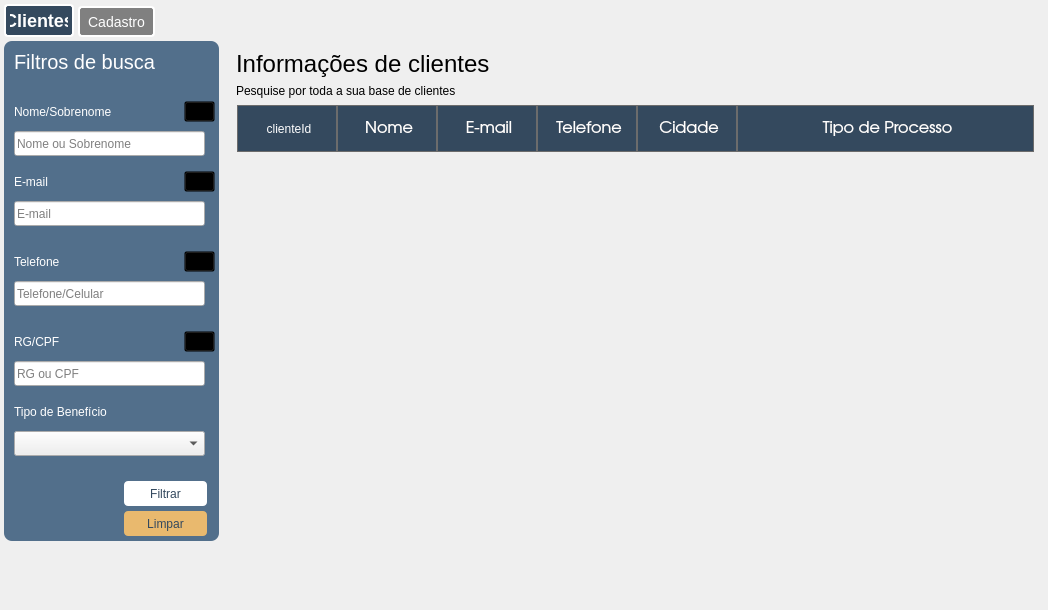
This is Design/UI/tabCliente.ui in newprev/PrevCliente as Qt 5 draws it before an edit. The edited form follows.
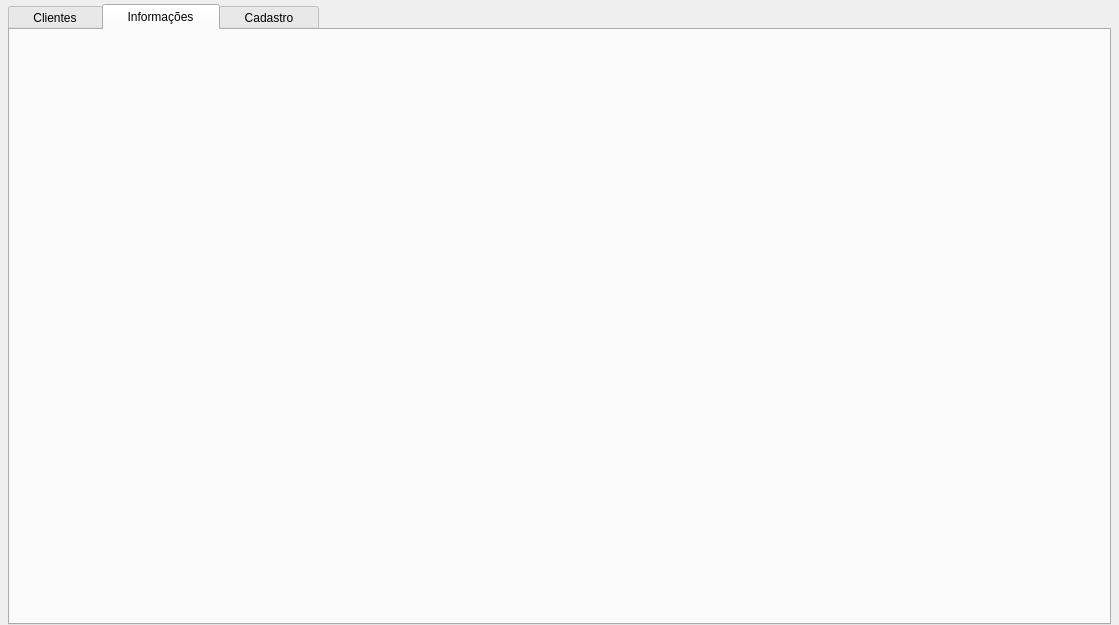
This is the edited form. The open tabs and pages were chosen to show the change. Icons and pictures are not drawn.

Commit message: Atualizando a dataUltAlt e ajustando layouts

Patch:
```diff
--- a/Design/UI/tabCliente.ui
+++ b/Design/UI/tabCliente.ui
@@ -6,8 +6,8 @@
    <rect>
     <x>0</x>
     <y>0</y>
-    <width>1048</width>
-    <height>610</height>
+    <width>1119</width>
+    <height>625</height>
    </rect>
   </property>
   <property name="sizePolicy">
@@ -46,60 +46,32 @@
 }
 
 #tabMain::pane {
-	background-color: transparent;
-	border-radius: 8px;
-/*	border-top: 4px solid rgb(52, 73, 94);
-	border-bottom: 4px solid rgb(52, 73, 94);
-	border-right: 4px solid rgb(52, 73, 94);
-	border-left: 4px solid rgba(66, 147, 215, 255);*/
-
-	border: 4px solid transparent;
+	border-top: 2px solid lightgrey;
+	margin-top: -5px;
 }
 
 #tabMain::tab-bar {
-	/*left: 250px;*/
 	alignment: center;
-	width: 50ex;
 }
 
-QTabBar::tab{
-	background: grey;
-/*	color: rgb(52, 73, 94);*/
-	color: white;
-	border-top-left-radius: 4px;
-	border-top-right-radius: 4px;
-	border-bottom-left-radius: 4px;
-	border-bottom-right-radius: 4px;
-	border: 2px solid white;
-	padding: 4px;
-	
-	font-size: 14px;
+#tabMain &gt; QTabBar::tab {
+	background-color: transparent	;
+	font-family: &quot;TeX Gyre Adventor&quot;;
+	font-size: 16px;
+	padding: 8px;
+	min-width: 100px;
 }
 
-QTabBar::tab:selected {
-	background: rgb(52, 73, 94);
-	font-weight: bold;
-	color: white;
-/*	min-width: 24ex;*/
-	margin-left: 4px;
-	margin-right: 4px;
-
+#tabMain &gt; QTabBar::tab:selected {
+	background-color: transparent	;
+	font-family: &quot;TeX Gyre Adventor&quot;;
 	font-size: 18px;
-}
+	padding: 8px;
+	margin: 2px;
 
-QTabBar::tab:hover {
-	background: rgb(92, 113, 134);
-	color: white;
-/*	min-width: 16ex;*/
-	margin-left: 4px;
-	margin-right: 4px;
-	margin-top: 2px;
-
-	font-size: 18px;
-}
-
-QTabBar::tab:!selected {
-	margin-top: 2px;
+	border-style: solid;
+	border-width: 3px;
+	border-color: transparent transparent rgb(82, 111, 139) transparent;
 }</string>
   </property>
   <layout class="QHBoxLayout" name="horizontalLayout">
@@ -107,13 +79,13 @@
     <number>0</number>
    </property>
    <property name="leftMargin">
-    <number>0</number>
+    <number>8</number>
    </property>
    <property name="topMargin">
     <number>4</number>
    </property>
    <property name="rightMargin">
-    <number>0</number>
+    <number>8</number>
    </property>
    <property name="bottomMargin">
     <number>0</number>
@@ -277,7 +249,7 @@
 }</string>
       </property>
       <attribute name="title">
-       <string>Clientes</string>
+       <string>    Clientes    </string>
       </attribute>
       <layout class="QHBoxLayout" name="horizontalLayout_2">
        <property name="spacing">
@@ -287,7 +259,7 @@
         <number>0</number>
        </property>
        <property name="topMargin">
-        <number>0</number>
+        <number>4</number>
        </property>
        <property name="rightMargin">
         <number>0</number>
@@ -884,6 +856,44 @@
        </item>
       </layout>
      </widget>
+     <widget class="QWidget" name="tabInformacoes">
+      <attribute name="title">
+       <string>    Informações    </string>
+      </attribute>
+      <layout class="QHBoxLayout" name="horizontalLayout_3">
+       <property name="spacing">
+        <number>0</number>
+       </property>
+       <property name="leftMargin">
+        <number>0</number>
+       </property>
+       <property name="topMargin">
+        <number>0</number>
+       </property>
+       <property name="rightMargin">
+        <number>0</number>
+       </property>
+       <property name="bottomMargin">
+        <number>0</number>
+       </property>
+       <item alignment="Qt::AlignHCenter|Qt::AlignVCenter">
+        <widget class="QFrame" name="frame_2">
+         <property name="sizePolicy">
+          <sizepolicy hsizetype="Expanding" vsizetype="Expanding">
+           <horstretch>0</horstretch>
+           <verstretch>0</verstretch>
+          </sizepolicy>
+         </property>
+         <property name="frameShape">
+          <enum>QFrame::NoFrame</enum>
+         </property>
+         <property name="frameShadow">
+          <enum>QFrame::Raised</enum>
+         </property>
+        </widget>
+       </item>
+      </layout>
+     </widget>
      <widget class="QWidget" name="tabCadastro">
       <property name="maximumSize">
        <size>
@@ -1075,7 +1085,7 @@
 }</string>
       </property>
       <attribute name="title">
-       <string>Cadastro</string>
+       <string>    Cadastro    </string>
       </attribute>
       <layout class="QGridLayout" name="gridLayout">
        <property name="leftMargin">
```
Left out of the diff: 10 changed lines with no effect on the pictures. The commit also changes 30 other files.
